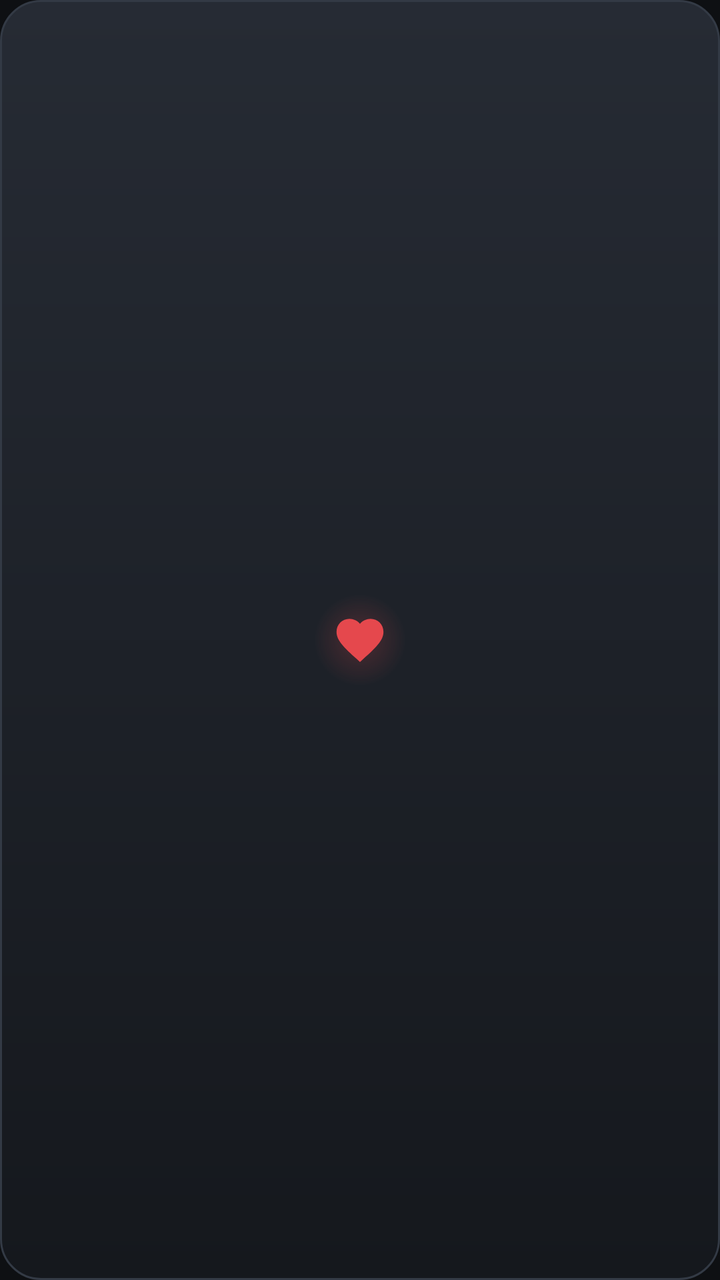
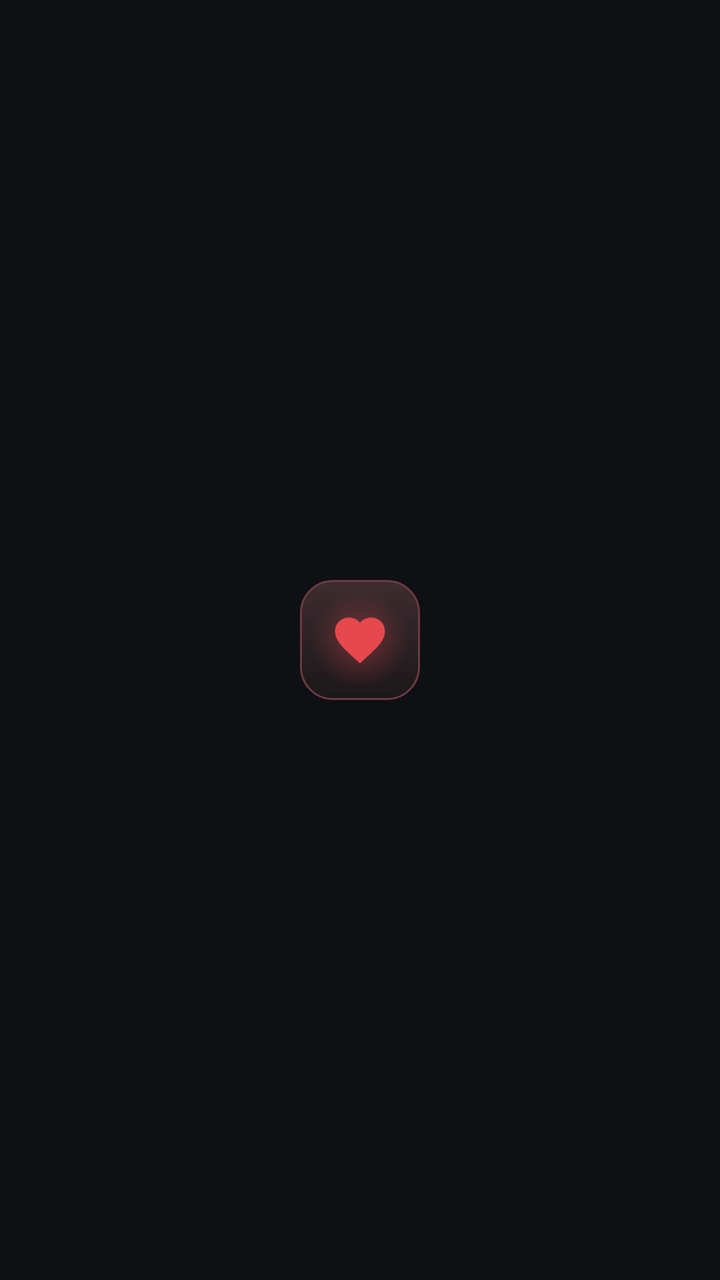

Before-and-after screenshots of an Android layout around one commit, followed by the original layout XML and the change that was made.
<!-- AndroidManifest.xml: application theme AppTheme -->
<!-- res/layout/widget_heart.xml -->
<?xml version="1.0" encoding="utf-8"?>
<FrameLayout xmlns:android="http://schemas.android.com/apk/res/android"
    android:id="@+id/widgetHeartRoot"
    android:layout_width="match_parent"
    android:layout_height="match_parent"
    android:background="@drawable/bg_widget_heart">

    <ImageView
        android:id="@+id/widgetHeartIcon"
        android:layout_width="32dp"
        android:layout_height="32dp"
        android:layout_gravity="center"
        android:contentDescription="@string/widget_heart_label"
        android:src="@drawable/ic_heart" />
</FrameLayout>
<!-- resources referenced by this layout -->
<resources>
  <!-- drawable bg_widget_heart (drawable) -->
  <?xml version="1.0" encoding="utf-8"?>
  <layer-list xmlns:android="http://schemas.android.com/apk/res/android">
      <item>
          <shape android:shape="rectangle">
              <gradient
                  android:angle="270"
                  android:startColor="#262B34"
                  android:endColor="#15181D" />
              <corners android:radius="20dp" />
              <stroke
                  android:width="1dp"
                  android:color="#333A45" />
          </shape>
      </item>
  
      
      <item
          android:width="46dp"
          android:height="46dp"
          android:gravity="center">
          <shape android:shape="oval">
              <gradient
                  android:type="radial"
                  android:gradientRadius="23dp"
                  android:startColor="#3DE5484D"
                  android:endColor="#00E5484D" />
          </shape>
      </item>
  </layer-list>
  <!-- drawable ic_heart (drawable) -->
  <?xml version="1.0" encoding="utf-8"?>
  <vector xmlns:android="http://schemas.android.com/apk/res/android"
      android:width="24dp" android:height="24dp"
      android:viewportWidth="24" android:viewportHeight="24">
      <group android:pivotX="12" android:pivotY="12" android:scaleX="0.88" android:scaleY="0.88">
          <path android:fillColor="#E5484D"
              android:pathData="M12,21.35l-1.45,-1.32C5.4,15.36 2,12.28 2,8.5 2,5.42 4.42,3 7.5,3c1.74,0 3.41,0.81 4.5,2.09C13.09,3.81 14.76,3 16.5,3 19.58,3 22,5.42 22,8.5c0,3.78 -3.4,6.86 -8.55,11.54L12,21.35z" />
      </group>
  </vector>
  <string name="widget_heart_label">红心歌单</string>
  <style name="AppTheme" parent="@android:style/Theme.Material.NoActionBar">
          <item name="android:windowBackground">@color/bg</item>
          <item name="android:colorPrimary">@color/primary</item>
          <item name="android:colorAccent">@color/primary</item>
          <item name="android:statusBarColor">@color/bg</item>
          <item name="android:navigationBarColor">@color/bg</item>
          <item name="android:textColorPrimary">@color/text</item>
          <item name="android:textColorSecondary">@color/text_dim</item>
      </style>
  <color name="bg">#0E1013</color>
  <color name="primary">#E5484D</color>
  <color name="text">#F2F4F7</color>
  <color name="text_dim">#8B929C</color>
</resources>

<!-- the commit's change to res/layout/widget_heart.xml (unified diff, before → after) -->
@@ -2,14 +2,21 @@
 <FrameLayout xmlns:android="http://schemas.android.com/apk/res/android"
     android:id="@+id/widgetHeartRoot"
     android:layout_width="match_parent"
-    android:layout_height="match_parent"
-    android:background="@drawable/bg_widget_heart">
+    android:layout_height="match_parent">
 
-    <ImageView
-        android:id="@+id/widgetHeartIcon"
-        android:layout_width="32dp"
-        android:layout_height="32dp"
+    <FrameLayout
+        android:id="@+id/widgetHeartTile"
+        android:layout_width="60dp"
+        android:layout_height="60dp"
         android:layout_gravity="center"
-        android:contentDescription="@string/widget_heart_label"
-        android:src="@drawable/ic_heart" />
+        android:background="@drawable/bg_widget_heart">
+
+        <ImageView
+            android:id="@+id/widgetHeartIcon"
+            android:layout_width="34dp"
+            android:layout_height="34dp"
+            android:layout_gravity="center"
+            android:contentDescription="@string/widget_heart_label"
+            android:src="@drawable/ic_heart" />
+    </FrameLayout>
 </FrameLayout>
<!-- resource entries referenced after the edit -->
@@ -7,25 +7,25 @@
           <shape android:shape="rectangle">
               <gradient
                   android:angle="270"
-                  android:startColor="#262B34"
-                  android:endColor="#15181D" />
-              <corners android:radius="20dp" />
+                  android:startColor="#3E2C30"
+                  android:endColor="#1B1719" />
+              <corners android:radius="16dp" />
               <stroke
                   android:width="1dp"
-                  android:color="#333A45" />
+                  android:color="#6B3A41" />
           </shape>
       </item>
   
       
       <item
-          android:width="46dp"
-          android:height="46dp"
+          android:width="48dp"
+          android:height="48dp"
           android:gravity="center">
           <shape android:shape="oval">
               <gradient
                   android:type="radial"
-                  android:gradientRadius="23dp"
-                  android:startColor="#3DE5484D"
+                  android:gradientRadius="24dp"
+                  android:startColor="#5CE5484D"
                   android:endColor="#00E5484D" />
           </shape>
       </item>
